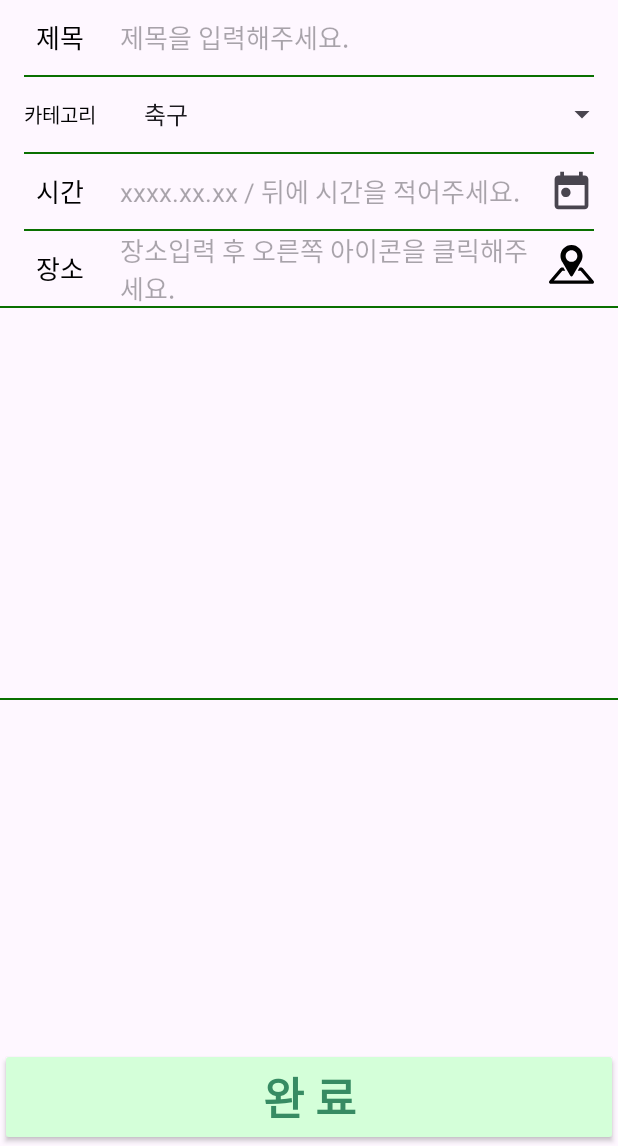
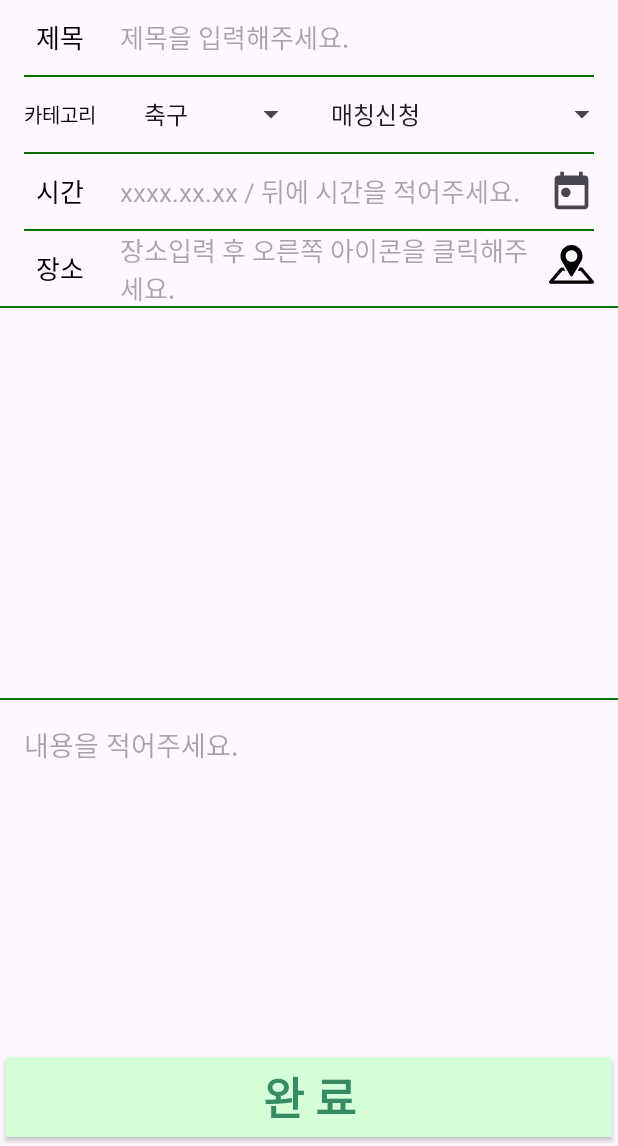
Before and after one commit to yyd3157/SportsMatch, an Android app: the WriteFragment screen opened through its navigation route, on a phone screen of 412 x 824 dp, the part 90-1236 px from its top. Run offline under Robolectric (Android 15) with nearby library versions, the phone set to English and light mode, and no system bars; our stand-ins replace Dagger/Hilt's generated code, navigation-ui; libraries missing offline, so code that uses them is left out: net.daum.mf; 3 statements that could not run were skipped.

Commit message:
refactor: 카테고리 type Spinner 추가

```diff
--- a/app/src/main/java/com/young/sportsmatch/data/model/Post.kt
+++ b/app/src/main/java/com/young/sportsmatch/data/model/Post.kt
@@ -7,8 +7,10 @@ data class Post(
     val user: User,
     val title: String,
     val category: String,
+    val type: String,
     val date: String,
     var markerPlace: MarkerPlace,
+    val content: String,
 )
 
 @JsonClass(generateAdapter = true)
--- a/app/src/main/java/com/young/sportsmatch/data/source/WriteRepository.kt
+++ b/app/src/main/java/com/young/sportsmatch/data/source/WriteRepository.kt
@@ -18,8 +18,8 @@ class WriteRepository @Inject constructor(
         return mapRemoteDataSource.getMap(key, searchText)
     }
 
-    suspend fun addPost(title: String, category: String, date: String, markerPlace: MarkerPlace): ApiResponse<Map<String, String>>? {
-        return postRemoteDataSource.addPost(title, category, date, markerPlace)
+    suspend fun addPost(title: String, category: String, type: String, date: String, markerPlace: MarkerPlace, content: String): ApiResponse<Map<String, String>>? {
+        return postRemoteDataSource.addPost(title, category, type, date, markerPlace, content)
         // 결과를 처리하는 코드 추가
     }
 }
--- a/app/src/main/java/com/young/sportsmatch/data/source/remote/PostRemoteDataSource.kt
+++ b/app/src/main/java/com/young/sportsmatch/data/source/remote/PostRemoteDataSource.kt
@@ -12,14 +12,14 @@ import javax.inject.Inject
 
 class PostRemoteDataSource @Inject constructor(private val apiClient: ApiClient) {
 
-    suspend fun addPost(title: String, category: String, date: String, markerPlace: MarkerPlace): ApiResponse<Map<String, String>>? {
+    suspend fun addPost(title: String, category: String, type: String, date: String, markerPlace: MarkerPlace, content: String): ApiResponse<Map<String, String>>? {
         val auth = FirebaseAuth.getInstance().currentUser
         val userId = auth?.uid
         val authToken = auth?.getIdToken(true)?.await()?.token
         val userResponse = getUser(userId.toString(), authToken.toString())
         if (userResponse is ApiResultSuccess) {
             val user = userResponse.data
-            val post = Post(user, title, category, date, markerPlace)
+            val post = Post(user, title, category, type, date, markerPlace, content)
             return apiClient.addPost(userId.toString(), authToken.toString(), post)
         } else {
             return null
--- a/app/src/main/java/com/young/sportsmatch/ui/write/WriteFragment.kt
+++ b/app/src/main/java/com/young/sportsmatch/ui/write/WriteFragment.kt
@@ -49,7 +49,8 @@ class WriteFragment : Fragment(), MapView.POIItemEventListener {
         mapView.setPOIItemEventListener(this)
         searchMap()
         submit()
-        setUpSpinner()
+        setUpSportsTypeSpinner()
+        setUpTypeSpinner()
     }
 
     override fun onDestroyView() {
@@ -137,13 +138,15 @@ class WriteFragment : Fragment(), MapView.POIItemEventListener {
         binding.btnAddPost.setOnClickListener {
             val title = binding.etWriteTitle.text.toString()
             val category = binding.spinnerWriteCategory.selectedItem.toString()
+            val type = binding.spinnerWriteType.selectedItem.toString()
             val date = binding.etWriteDate.text.toString()
             val placeName : String? = selectedMarker?.itemName
             val x: String = selectedMarker?.mapPoint?.mapPointGeoCoord?.longitude.toString()
             val y: String = selectedMarker?.mapPoint?.mapPointGeoCoord?.latitude.toString()
+            val content = binding.etWriteContent.text.toString()
 
             if (title.isNotEmpty()&&category.isNotEmpty()&&date.isNotEmpty()&&placeName != null&&x.isNotEmpty()&&y.isNotEmpty()) {
-                viewModel.addPost(title, category, date, MarkerPlace(placeName, x, y))
+                viewModel.addPost(title, category, type, date, MarkerPlace(placeName, x, y), content)
             } else {
                 // 빈칸 조건에 따른 처리 예정
             }
@@ -164,7 +167,7 @@ class WriteFragment : Fragment(), MapView.POIItemEventListener {
         }?.show()
     }
 
-    private fun setUpSpinner() {
+    private fun setUpSportsTypeSpinner() {
         val spinner = binding.spinnerWriteCategory
         val category = resources.getStringArray(R.array.category_array)
         val adapter: ArrayAdapter<String> = ArrayAdapter(requireActivity(), android.R.layout.simple_list_item_1, category)
@@ -172,4 +175,13 @@ class WriteFragment : Fragment(), MapView.POIItemEventListener {
 
         spinner.adapter = adapter
     }
+
+    private fun setUpTypeSpinner() {
+        val spinner = binding.spinnerWriteType
+        val category = resources.getStringArray(R.array.type_array)
+        val adapter: ArrayAdapter<String> = ArrayAdapter(requireActivity(), android.R.layout.simple_list_item_1, category)
+        adapter.setDropDownViewResource(android.R.layout.simple_spinner_dropdown_item)
+
+        spinner.adapter = adapter
+    }
 }
--- a/app/src/main/java/com/young/sportsmatch/ui/write/WriteViewModel.kt
+++ b/app/src/main/java/com/young/sportsmatch/ui/write/WriteViewModel.kt
@@ -42,9 +42,9 @@ class WriteViewModel @Inject constructor(
                 }
         }
     }
-    fun addPost(title: String, category: String, date: String, markerPlace: MarkerPlace) {
+    fun addPost(title: String, category: String, type: String, date: String, markerPlace: MarkerPlace, content: String) {
         viewModelScope.launch {
-            repository.addPost(title, category, date, markerPlace)
+            repository.addPost(title, category, type, date, markerPlace, content)
         }
     }
 
--- a/app/src/main/res/layout/fragment_write.xml
+++ b/app/src/main/res/layout/fragment_write.xml
@@ -62,8 +62,19 @@
         android:textColor="@color/black"
         android:textSize="17sp"
         app:layout_constraintBottom_toTopOf="@+id/view_category"
+        app:layout_constraintStart_toEndOf="@+id/tv_write_category"
+        app:layout_constraintTop_toTopOf="@+id/tv_write_category" />
+
+    <Spinner
+        android:id="@+id/spinner_write_type"
+        android:layout_width="0dp"
+        android:layout_height="50dp"
+        android:gravity="start|center"
+        android:textColor="@color/black"
+        android:textSize="17sp"
+        app:layout_constraintBottom_toTopOf="@+id/view_category"
         app:layout_constraintEnd_toEndOf="parent"
-        app:layout_constraintStart_toEndOf="@+id/tv_write_category"
+        app:layout_constraintStart_toEndOf="@+id/spinner_write_category"
         app:layout_constraintTop_toTopOf="@+id/tv_write_category" />
 
     <View
@@ -187,11 +198,14 @@
     <EditText
         android:id="@+id/et_write_content"
         android:layout_width="0dp"
-        android:layout_height="wrap_content"
+        android:layout_height="0dp"
         android:layout_marginStart="16dp"
         android:layout_marginTop="16dp"
         android:layout_marginEnd="16dp"
         android:background="@android:color/transparent"
+        android:hint="@string/write_content_hint"
+        android:gravity="start"
+        app:layout_constraintBottom_toTopOf="@+id/btn_addPost"
         app:layout_constraintEnd_toEndOf="parent"
         app:layout_constraintStart_toStartOf="parent"
         app:layout_constraintTop_toBottomOf="@+id/view_location_img" />
--- a/app/src/main/res/values/array.xml
+++ b/app/src/main/res/values/array.xml
@@ -7,4 +7,10 @@
         <item>@string/category_bowling</item>
         <item>@string/category_etc</item>
     </string-array>
+    <string-array name="type_array">
+        <item>@string/category_type_matching</item>
+        <item>@string/category_type_team_meet</item>
+        <item>@string/category_type_edu</item>
+        <item>@string/category_etc</item>
+    </string-array>
 </resources>
--- a/app/src/main/res/values/strings.xml
+++ b/app/src/main/res/values/strings.xml
@@ -18,9 +18,13 @@
     <string name="category_tennis">테니스</string>
     <string name="category_bowling">볼링</string>
     <string name="category_etc">기타</string>
+    <string name="category_type_matching">매칭신청</string>
+    <string name="category_type_team_meet">팀원모집</string>
+    <string name="category_type_edu">강습</string>
     <string name="write_location_hint">장소입력 후 오른쪽 아이콘을 클릭해주세요.</string>
     <string name="write_date_hint">xxxx.xx.xx / 뒤에 시간을 적어주세요.</string>
     <string name="write_title_hint">제목을 입력해주세요.</string>
+    <string name="write_content_hint">내용을 적어주세요.</string>
     <string name="label_main_destination">HomeActivity</string>
     <string name="label_write_destination">WriteFragment</string>
 </resources>
```
